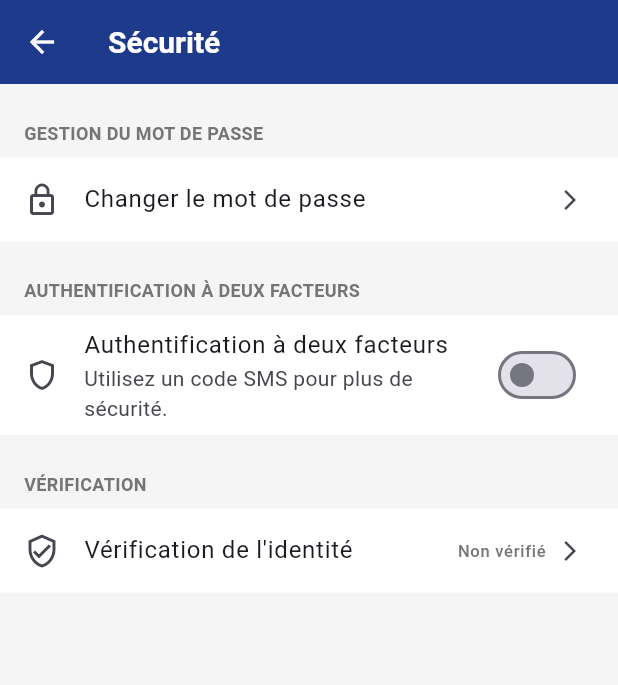
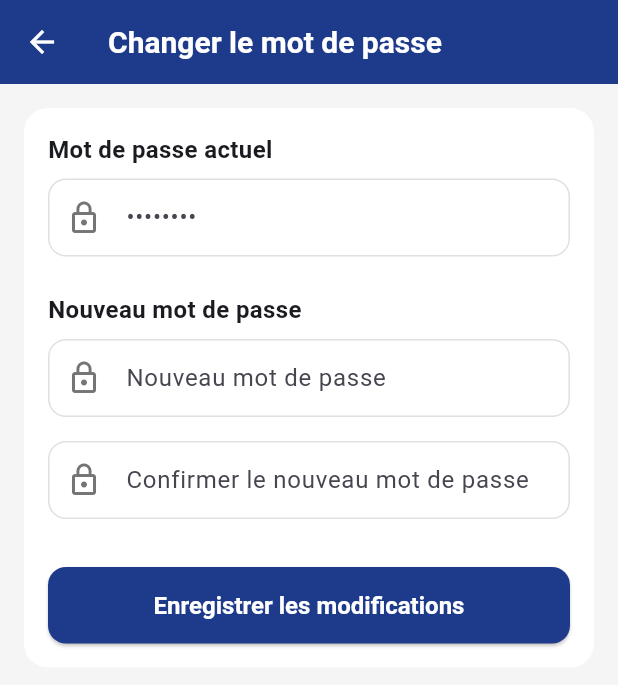
Before and after one commit to Inazumashi/moov-app, a Flutter app: the SecurityScreen screen opened directly, after a tap on "Changer le mot de passe", on a phone screen of 412 x 824 dp. Shown: the top 685 px of the screen. Run offline on Flutter 3.47's test engine with Material 3 defaults, Android fonts, the phone set to English and light mode, and no system bars.

Commit message:
ajout de qlq screens

```diff
--- /dev/null
+++ b/lib/features/profile/screens/change_password_screen.dart
@@ -0,0 +1,104 @@
+import 'package:flutter/material.dart';
+import 'package:moovapp/features/auth/widgets/auth_textfield.dart';
+
+// On utilise un StatefulWidget pour gérer les contrôleurs
+class ChangePasswordScreen extends StatefulWidget {
+  const ChangePasswordScreen({super.key});
+
+  @override
+  State<ChangePasswordScreen> createState() => _ChangePasswordScreenState();
+}
+
+class _ChangePasswordScreenState extends State<ChangePasswordScreen> {
+  final _currentPasswordController = TextEditingController();
+  final _newPasswordController = TextEditingController();
+  final _confirmPasswordController = TextEditingController();
+
+  @override
+  void dispose() {
+    _currentPasswordController.dispose();
+    _newPasswordController.dispose();
+    _confirmPasswordController.dispose();
+    super.dispose();
+  }
+
+  @override
+  Widget build(BuildContext context) {
+    return Scaffold(
+      backgroundColor: Colors.grey[100],
+      appBar: AppBar(
+        title: Text(
+          'Changer le mot de passe',
+          style: TextStyle(color: Colors.white, fontWeight: FontWeight.bold),
+        ),
+        backgroundColor: Theme.of(context).colorScheme.primary,
+        iconTheme: IconThemeData(color: Colors.white),
+      ),
+      body: SingleChildScrollView(
+        padding: EdgeInsets.all(16.0),
+        child: Container(
+          padding: EdgeInsets.all(16.0),
+          decoration: BoxDecoration(
+            color: Colors.white,
+            borderRadius: BorderRadius.circular(16),
+          ),
+          child: Column(
+            crossAxisAlignment: CrossAxisAlignment.start,
+            children: [
+              Text(
+                'Mot de passe actuel',
+                style: TextStyle(fontWeight: FontWeight.bold, fontSize: 16),
+              ),
+              SizedBox(height: 8),
+              AuthTextField(
+                controller: _currentPasswordController,
+                hintText: '••••••••',
+                icon: Icons.lock_outline,
+                isPassword: true,
+              ),
+              SizedBox(height: 24),
+              Text(
+                'Nouveau mot de passe',
+                style: TextStyle(fontWeight: FontWeight.bold, fontSize: 16),
+              ),
+              SizedBox(height: 8),
+              AuthTextField(
+                controller: _newPasswordController,
+                hintText: 'Nouveau mot de passe',
+                icon: Icons.lock_outline,
+                isPassword: true,
+              ),
+              SizedBox(height: 16),
+              AuthTextField(
+                controller: _confirmPasswordController,
+                hintText: 'Confirmer le nouveau mot de passe',
+                icon: Icons.lock_outline,
+                isPassword: true,
+              ),
+              SizedBox(height: 32),
+              SizedBox(
+                width: double.infinity,
+                child: ElevatedButton(
+                  onPressed: () {
+                    // TODO: Logique pour appeler le backend
+                    // 1. Vérifier si newPassword == confirmPassword
+                    // 2. Appeler authService.changePassword(...)
+                    // 3. Afficher un message de succès
+                    // 4. Navigator.of(context).pop();
+                  },
+                  style: ElevatedButton.styleFrom(
+                    padding: EdgeInsets.symmetric(vertical: 16),
+                  ),
+                  child: Text(
+                    'Enregistrer les modifications',
+                    style: TextStyle(fontWeight: FontWeight.bold),
+                  ),
+                ),
+              ),
+            ],
+          ),
+        ),
+      ),
+    );
+  }
+}
--- a/lib/features/profile/screens/security_screen.dart
+++ b/lib/features/profile/screens/security_screen.dart
@@ -1,4 +1,6 @@
 import 'package:flutter/material.dart';
+// 1. AJOUT DE L'IMPORT
+import 'package:moovapp/features/profile/screens/change_password_screen.dart';
 
 // On utilise un StatefulWidget pour gérer l'état du Switch
 class SecurityScreen extends StatefulWidget {
@@ -37,7 +39,10 @@ class _SecurityScreenState extends State<SecurityScreen> {
                   title: Text('Changer le mot de passe'),
                   trailing: Icon(Icons.arrow_forward_ios, size: 16),
                   onTap: () {
-                    // TODO: Naviguer vers un futur écran ChangePasswordScreen
+                    // 2. MISE À JOUR DE LA NAVIGATION
+                    Navigator.of(context).push(MaterialPageRoute(
+                      builder: (context) => ChangePasswordScreen(),
+                    ));
                   },
                 ),
               ],
@@ -60,6 +65,7 @@ class _SecurityScreenState extends State<SecurityScreen> {
                     setState(() {
                       _twoFactorAuth = value;
                     });
+                    // TODO: Logique pour activer/désactiver le 2FA
                   },
                   activeColor: Theme.of(context).colorScheme.primary,
                 ),
@@ -67,33 +73,7 @@ class _SecurityScreenState extends State<SecurityScreen> {
             ),
           ),
 
-          // --- Section Vérification ---
-          _buildSectionTitle('Vérification'),
-          Container(
-            color: Colors.white,
-            child: Column(
-              children: [
-                ListTile(
-                  leading: Icon(Icons.verified_user_outlined),
-                  title: Text("Vérification de l'identité"),
-                  trailing: Row(
-                    mainAxisSize: MainAxisSize.min,
-                    children: [
-                      Text(
-                        'Non vérifié',
-                        style: TextStyle(color: Colors.grey[600]),
-                      ),
-                      SizedBox(width: 8),
-                      Icon(Icons.arrow_forward_ios, size: 16),
-                    ],
-                  ),
-                  onTap: () {
-                    // TODO: Naviguer vers un futur écran IDVerificationScreen
-                  },
-                ),
-              ],
-            ),
-          ),
+          // --- 3. SECTION VÉRIFICATION (SUPPRIMÉE) ---
         ],
       ),
     );
```
Also changed, not shown: lib/features/profile/screens/communities_screen.dart (+23 -23 lines), lib/features/profile/screens/contact_us_screen.dart (added, +113 -0 lines), lib/features/profile/screens/faq_screen.dart (added, +68 -0 lines), lib/features/profile/screens/privacy_policy_screen.dart (added, +69 -0 lines), lib/features/profile/screens/terms_of_service_screen.dart (added).
